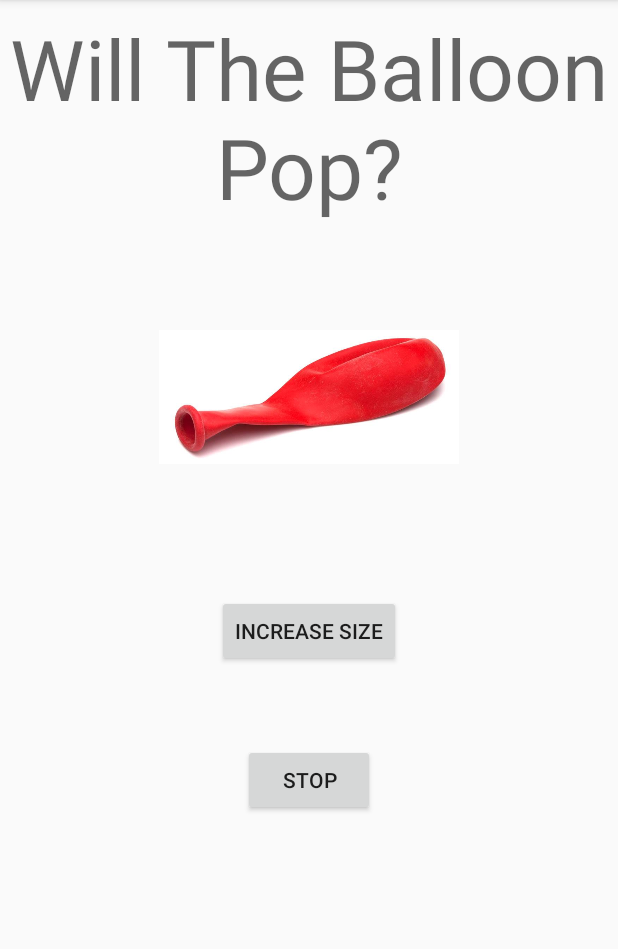
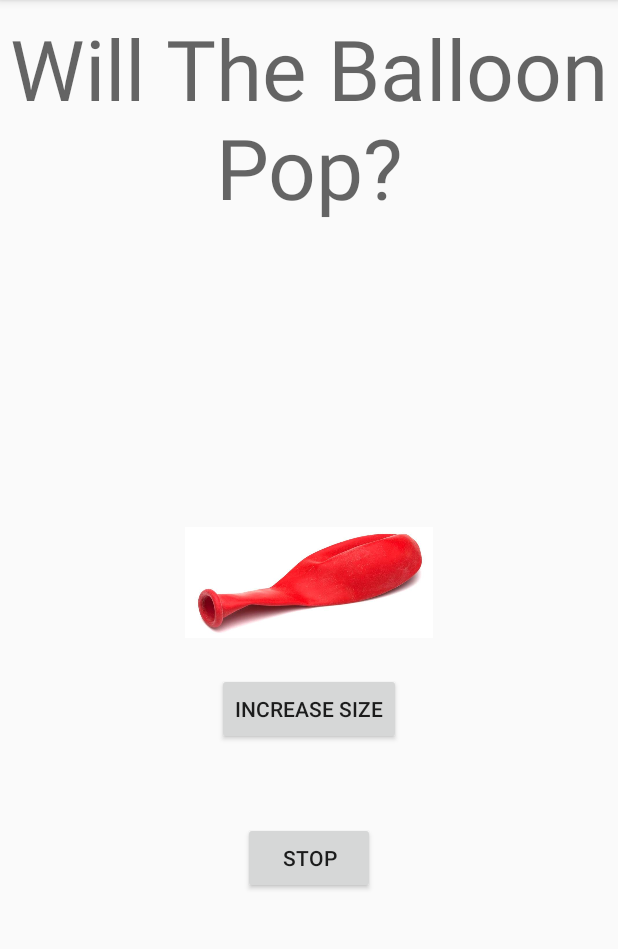
Before and after one commit to brengar123/JigJag2.0, an Android app: the GameThreeFragment screen opened directly, with no data from a screen before it, on a phone screen of 412 x 824 dp, the part 84-1033 px from its top. Run offline under Robolectric (Android 15) with nearby library versions, the light colour scheme and no system bars.

Commit message:
fixed constraints of games

```diff
--- a/app/src/main/java/com/example/jigjag20/GameThreeFragment.java
+++ b/app/src/main/java/com/example/jigjag20/GameThreeFragment.java
@@ -4,9 +4,11 @@ import android.os.Bundle;
 import android.view.View;
 import android.widget.Button;
 import android.widget.ImageView;
+import android.widget.LinearLayout;
 import android.widget.TextView;
 
 import androidx.appcompat.app.AppCompatActivity;
+import androidx.constraintlayout.widget.ConstraintLayout;
 
 public class GameThreeFragment extends AppCompatActivity {
     private TextView mMessage;
@@ -47,9 +49,15 @@ public class GameThreeFragment extends AppCompatActivity {
                 else {
                     mMessage.setText("You have blown up the balloon " + i + " times");
                     //lets the user know how many times they have blown the balloon
+                    mBalloon.setImageResource(R.drawable.onebal);
+
+                    ConstraintLayout.LayoutParams params = new ConstraintLayout.LayoutParams(350 + (100 * i), 350 + (100 * i));
+                    mBalloon.setLayoutParams(params);
                     //balloon image increases everytime to let user know it is about to pop
+                    //balloon continually floats upwards to add realism
                 }
             }
+
         });
 
         mStopper.setOnClickListener(new View.OnClickListener() {
@@ -58,7 +66,7 @@ public class GameThreeFragment extends AppCompatActivity {
                 mMessage.setText("You stopped blowing the balloon");
             }
             //lets the user stop blowing the balloon
-            //ideal future implementation: this result is stored in database and ccomparison with other players is displayed to user to guage level of risk
+            //ideal future implementation: this result is stored in database and comparison with other players is displayed to user to guage level of risk
         });
 
 
--- a/app/src/main/res/layout/gamethree.xml
+++ b/app/src/main/res/layout/gamethree.xml
@@ -22,11 +22,11 @@
         android:id="@+id/G3bt_Increase"
         android:layout_width="wrap_content"
         android:layout_height="wrap_content"
-        android:layout_marginTop="32dp"
+        android:layout_marginTop="300dp"
         android:text="Increase Size"
         app:layout_constraintEnd_toEndOf="@+id/G3tv_Title"
-        app:layout_constraintStart_toStartOf="@+id/G3tv_Title"
-        app:layout_constraintTop_toBottomOf="@+id/G3iv_Balloon" />
+        app:layout_constraintStart_toStartOf="parent"
+        app:layout_constraintTop_toBottomOf="@+id/G3tv_Title" />
 
     <TextView
         android:id="@+id/G3tv_Message"
@@ -50,12 +50,12 @@
 
     <ImageView
         android:id="@+id/G3iv_Balloon"
-        android:layout_width="200dp"
-        android:layout_height="200dp"
-        android:layout_marginTop="16dp"
+        android:layout_width="165dp"
+        android:layout_height="166dp"
+        app:layout_constraintBottom_toBottomOf="parent"
         app:layout_constraintEnd_toEndOf="parent"
         app:layout_constraintStart_toStartOf="parent"
-        app:layout_constraintTop_toBottomOf="@+id/G3tv_Title"
+        app:layout_constraintTop_toTopOf="@+id/G3tv_Title"
         tools:srcCompat="@tools:sample/avatars" />
 
 </androidx.constraintlayout.widget.ConstraintLayout>
```
